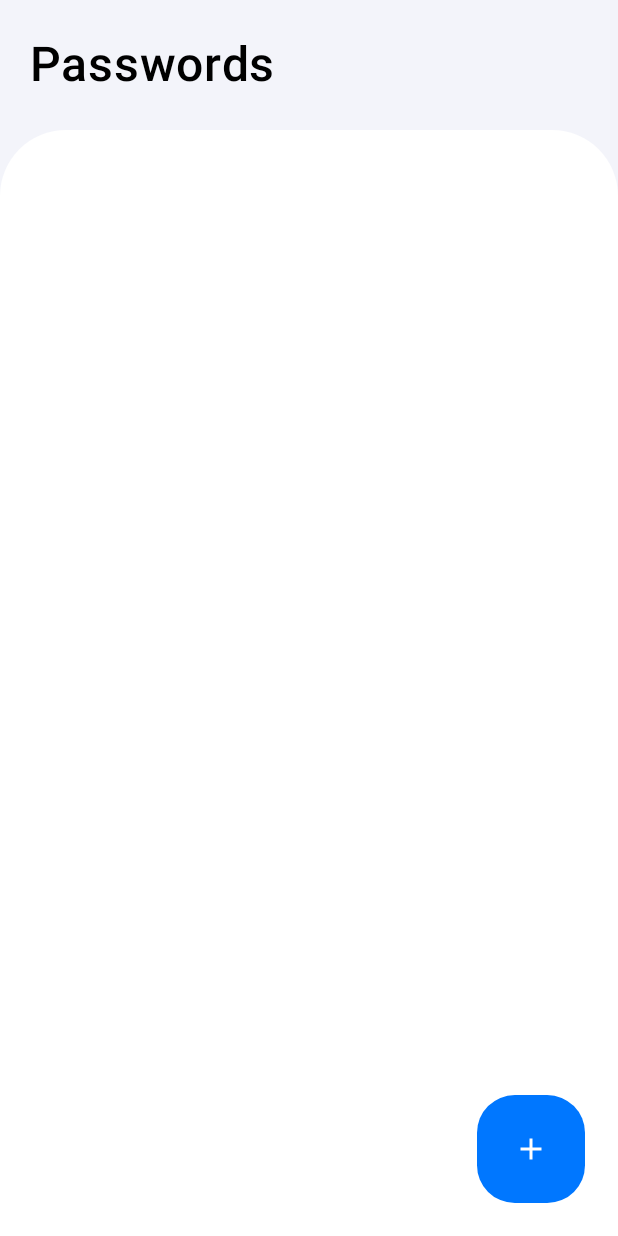
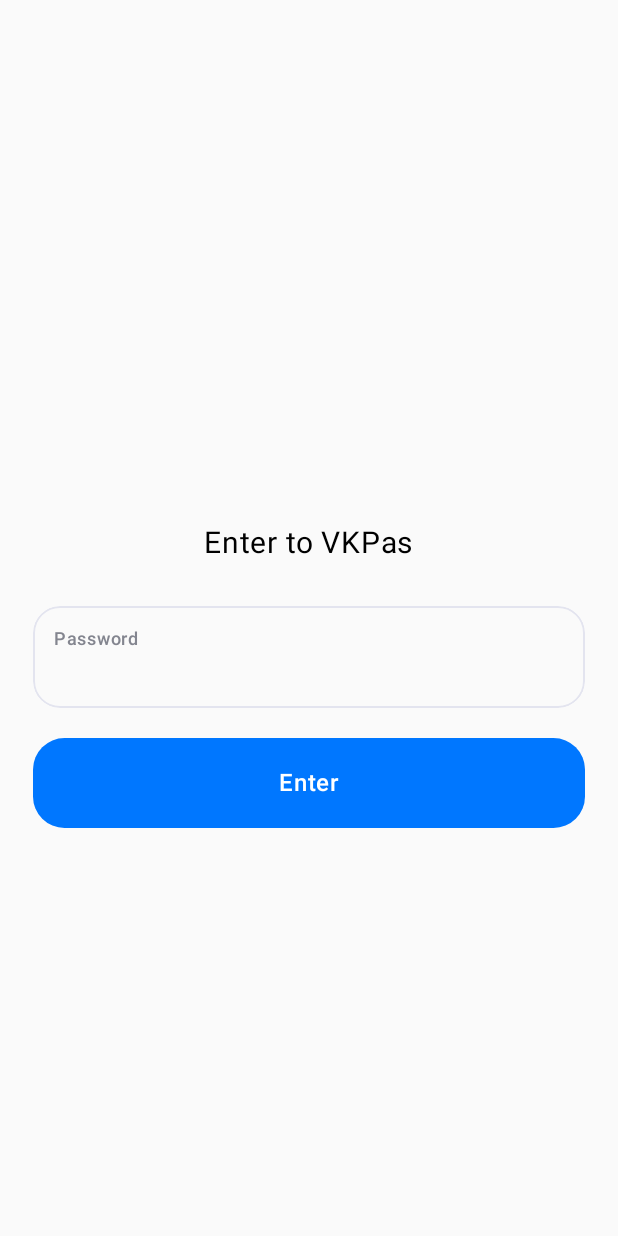
Before and after one commit to yto-p/VKPas, an Android app built with Jetpack Compose: the screen it shows after launch (MainActivity), on a phone screen of 412 x 824 dp. Run offline under Robolectric (Android 15) with nearby library versions, the phone set to English and light mode, and no system bars; our stand-ins replace Room's generated code.

Commit message:
Master password implemented

```diff
--- a/app/src/main/java/com/mtuci/vkpas/MainActivity.kt
+++ b/app/src/main/java/com/mtuci/vkpas/MainActivity.kt
@@ -22,6 +22,7 @@ import androidx.room.Room
 import com.mtuci.vkpas.main.MainScreen
 import com.mtuci.vkpas.main.MainViewModel
 import com.mtuci.vkpas.model.SitesDatabase
+import com.mtuci.vkpas.password.PasswordScreen
 import com.mtuci.vkpas.site.SiteScreen
 import com.mtuci.vkpas.ui.theme.VKPasTheme
 
@@ -50,7 +51,7 @@ class MainActivity : ComponentActivity() {
                 val state by viewModel.state.collectAsState()
 
                 NavHost(
-                    startDestination = "main",
+                    startDestination = "password",
                     navController = navController
                 ) {
                     composable("main") {
@@ -64,6 +65,9 @@ class MainActivity : ComponentActivity() {
                             navController = navController,
                             onEvent = viewModel::onEvent)
                     }
+                    composable("password") {
+                        PasswordScreen(navController = navController)
+                    }
                 }
             }
         }
--- /dev/null
+++ b/app/src/main/java/com/mtuci/vkpas/password/PasswordContent.kt
@@ -0,0 +1,109 @@
+package com.mtuci.vkpas.password
+
+import androidx.compose.foundation.background
+import androidx.compose.foundation.border
+import androidx.compose.foundation.clickable
+import androidx.compose.foundation.layout.Arrangement
+import androidx.compose.foundation.layout.Box
+import androidx.compose.foundation.layout.Column
+import androidx.compose.foundation.layout.Spacer
+import androidx.compose.foundation.layout.fillMaxSize
+import androidx.compose.foundation.layout.fillMaxWidth
+import androidx.compose.foundation.layout.height
+import androidx.compose.foundation.layout.padding
+import androidx.compose.foundation.shape.RoundedCornerShape
+import androidx.compose.foundation.text.BasicTextField
+import androidx.compose.foundation.text.KeyboardOptions
+import androidx.compose.material3.Text
+import androidx.compose.runtime.Composable
+import androidx.compose.ui.Alignment
+import androidx.compose.ui.Modifier
+import androidx.compose.ui.draw.clip
+import androidx.compose.ui.graphics.Color
+import androidx.compose.ui.graphics.SolidColor
+import androidx.compose.ui.res.stringResource
+import androidx.compose.ui.text.font.FontWeight
+import androidx.compose.ui.text.input.KeyboardType
+import androidx.compose.ui.text.input.PasswordVisualTransformation
+import androidx.compose.ui.text.input.VisualTransformation
+import androidx.compose.ui.unit.dp
+import androidx.compose.ui.unit.sp
+import com.mtuci.vkpas.R
+import com.mtuci.vkpas.ui.theme.BlueBackgroundMedium
+import com.mtuci.vkpas.ui.theme.GrayBackgroundMedium
+import com.mtuci.vkpas.ui.theme.GrayTextDark
+
+@Composable
+fun PasswordContent(
+    password: String,
+    onPasswordChange: (String) -> Unit,
+    onEnterClick: () -> Unit
+){
+    Column(
+        verticalArrangement = Arrangement.Center,
+        horizontalAlignment = Alignment.CenterHorizontally,
+        modifier = Modifier
+            .fillMaxSize()
+            .padding(horizontal = 22.dp)
+    ) {
+        Spacer(modifier = Modifier.height(100.dp))
+        Text(
+            text = "Enter to VKPas",
+            color = Color.Black,
+            fontSize = 20.sp
+        )
+        Spacer(modifier = Modifier.height(30.dp))
+        BasicTextField(
+            value = password,
+            onValueChange = onPasswordChange,
+            keyboardOptions = KeyboardOptions(keyboardType = KeyboardType.Password),
+            visualTransformation = PasswordVisualTransformation(),
+            singleLine = true,
+            decorationBox = { textField ->
+                Column(
+                    modifier = Modifier
+                        .border(
+                            width = 1.dp,
+                            brush = SolidColor(GrayBackgroundMedium),
+                            shape = RoundedCornerShape(18.dp)
+                        )
+                        .padding(
+                            horizontal = 14.dp,
+                            vertical = 10.dp
+                        )
+                ) {
+                    Text(
+                        text = stringResource(id = R.string.password),
+                        fontSize = 12.sp,
+                        fontWeight = FontWeight.Medium,
+                        color = GrayTextDark
+                    )
+                    Spacer(Modifier.height(8.dp))
+                    textField()
+                }
+            },
+            modifier = Modifier
+                .fillMaxWidth()
+                .clip(RoundedCornerShape(18.dp))
+        )
+        Spacer(modifier = Modifier.height(20.dp))
+        Box(
+            modifier = Modifier
+                .padding(bottom = 22.dp)
+                .fillMaxWidth()
+                .clip(RoundedCornerShape(35))
+                .background(BlueBackgroundMedium)
+                .clickable { onEnterClick() },
+        ) {
+            Text(
+                text = stringResource(R.string.enter),
+                color = Color.White,
+                fontWeight = FontWeight.Medium,
+                modifier = Modifier
+                    .align(Alignment.Center)
+                    .padding(vertical = 18.dp)
+            )
+        }
+    }
+
+}
--- /dev/null
+++ b/app/src/main/java/com/mtuci/vkpas/password/PasswordScreen.kt
@@ -0,0 +1,47 @@
+package com.mtuci.vkpas.password
+
+import android.content.Context
+import android.widget.Toast
+import androidx.compose.runtime.Composable
+import androidx.compose.runtime.LaunchedEffect
+import androidx.compose.runtime.collectAsState
+import androidx.compose.runtime.getValue
+import androidx.compose.ui.platform.LocalContext
+import androidx.lifecycle.ViewModelProvider
+import androidx.lifecycle.viewmodel.compose.viewModel
+import androidx.navigation.NavController
+
+@Composable
+fun PasswordScreen(navController: NavController){
+    val viewModel = viewModel{
+        val application = get(ViewModelProvider.AndroidViewModelFactory.APPLICATION_KEY)!!
+        val sPref = application.getSharedPreferences("data", Context.MODE_PRIVATE)
+        PasswordViewModel(sPref)
+    }
+    val context = LocalContext.current
+    val password by viewModel.password.collectAsState()
+
+    LaunchedEffect(Unit) {
+        for (action in viewModel.actions){
+            when(action){
+                PasswordViewModel.Action.RouteMain ->
+                    navController.navigate("main"){
+                    popUpTo(0)
+                }
+
+                PasswordViewModel.Action.ShowWrongAnswer ->
+                    showToast(context)
+            }
+        }
+    }
+
+    PasswordContent(
+        password = password,
+        onPasswordChange = { value -> viewModel.password.value = value },
+        onEnterClick = { viewModel.onEnterClick() }
+    )
+}
+
+fun showToast(context: Context){
+    Toast.makeText(context, "Wrong password", Toast.LENGTH_SHORT).show()
+}
--- /dev/null
+++ b/app/src/main/java/com/mtuci/vkpas/password/PasswordViewModel.kt
@@ -0,0 +1,33 @@
+package com.mtuci.vkpas.password
+
+import android.content.SharedPreferences
+import androidx.lifecycle.ViewModel
+import androidx.lifecycle.viewModelScope
+import kotlinx.coroutines.channels.Channel
+import kotlinx.coroutines.flow.MutableStateFlow
+import kotlinx.coroutines.launch
+
+class PasswordViewModel(private val sPref: SharedPreferences): ViewModel() {
+    val password = MutableStateFlow("")
+    val actions = Channel<Action>()
+    private var pas: String? = sPref.getString("password", null)
+
+    fun onEnterClick(){
+        viewModelScope.launch {
+            if (pas == null && password.value.trim().length > 3){
+                sPref.edit().putString("password", password.value).apply()
+                actions.send(Action.RouteMain)
+            } else if (password.value == pas){
+                actions.send(Action.RouteMain)
+            } else {
+                actions.send(Action.ShowWrongAnswer)
+            }
+        }
+    }
+
+    sealed interface Action{
+        object RouteMain : Action
+        object ShowWrongAnswer: Action
+
+    }
+}
--- a/app/src/main/java/com/mtuci/vkpas/site/SiteViewModel.kt
+++ /dev/null
@@ -1,7 +0,0 @@
-package com.mtuci.vkpas.site
-
-import androidx.lifecycle.ViewModel
-import kotlinx.coroutines.flow.MutableStateFlow
-
-class SiteViewModel : ViewModel() {
-}
--- a/app/src/main/res/values/strings.xml
+++ b/app/src/main/res/values/strings.xml
@@ -6,4 +6,5 @@
     <string name="name">Name</string>
     <string name="link">Link</string>
     <string name="save_site">Save site</string>
+    <string name="enter">Enter</string>
 </resources>
```
Also changed, not shown: app/src/main/res/drawable/default_icon.png (deleted).
